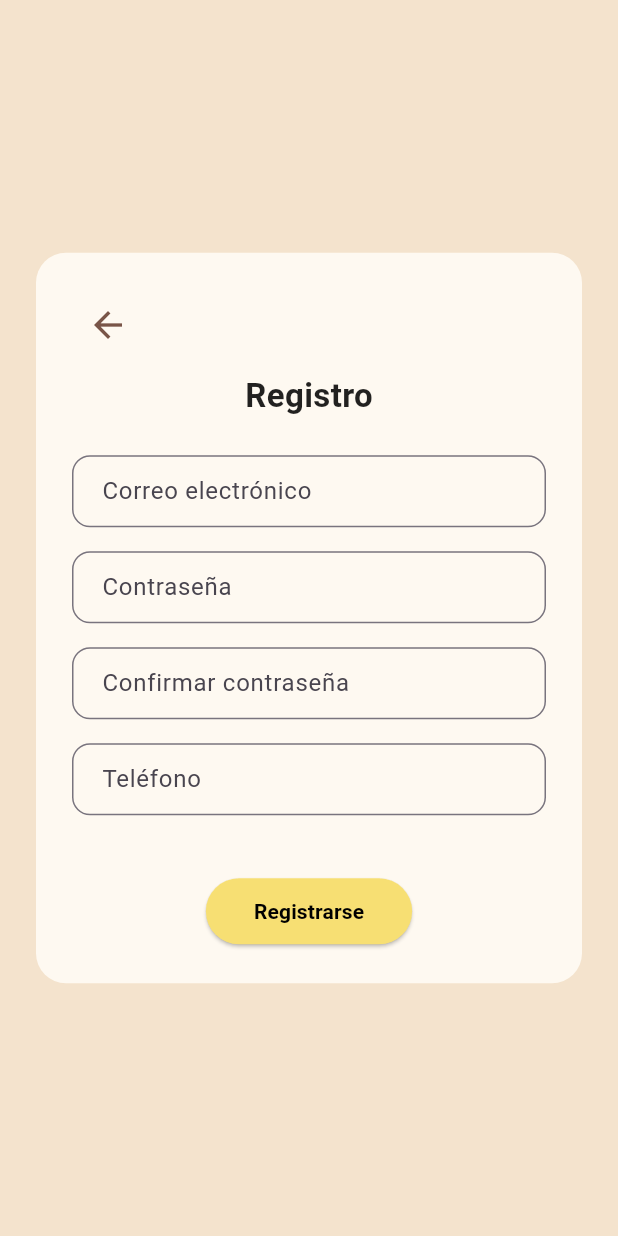
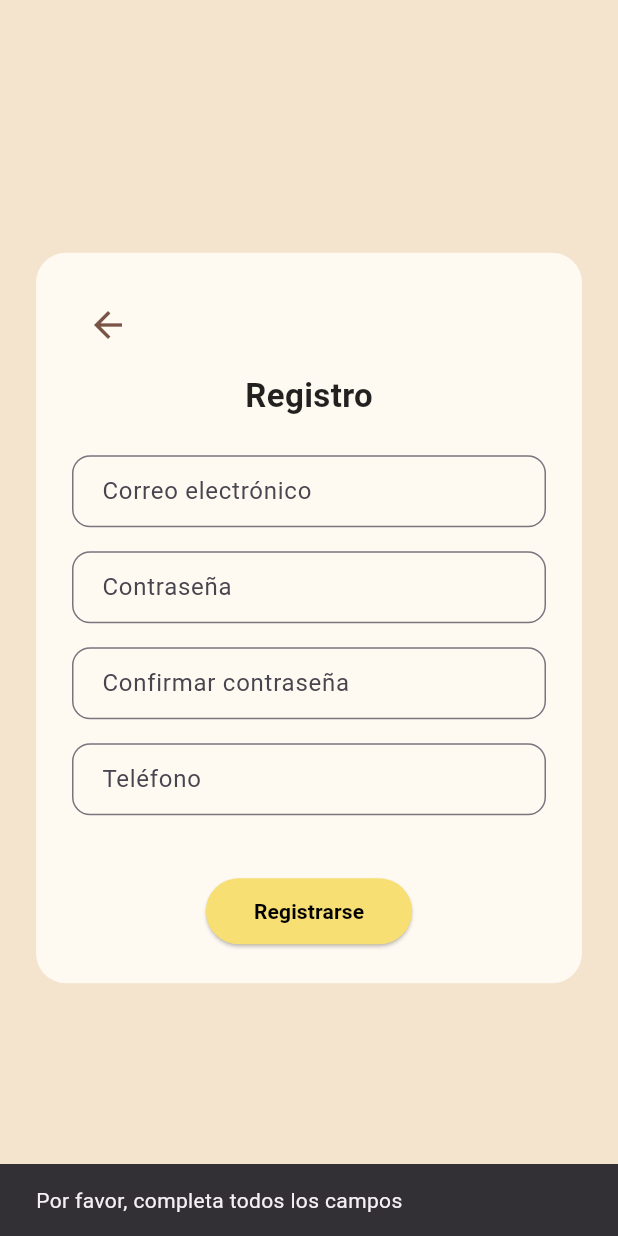
Before and after one commit to Eduardok01/ComuniSafe, a Flutter app: the RegisterView screen opened by its route, after a tap on "Registrarse", on a phone screen of 412 x 824 dp. Run offline on Flutter 3.47's test engine with Material 3 defaults, Android fonts, the phone set to English and light mode, and no system bars.

Commit message:
Actualización register

```diff
--- a/comuni_safe_front/lib/views/login/login_form.dart
+++ b/comuni_safe_front/lib/views/login/login_form.dart
@@ -17,7 +17,7 @@ class _LoginFormState extends State<LoginForm> {
     final email = _emailController.text.trim();
     final password = _passwordController.text;
     final url = Uri.parse(
-        'http://localhost:8080/api/auth/login'); // Ajusta la URL
+        'http://localhost:8080/api/auth/login');
 
     try {
       final response = await http.post(
--- a/comuni_safe_front/lib/views/register/register_view.dart
+++ b/comuni_safe_front/lib/views/register/register_view.dart
@@ -1,4 +1,6 @@
 import 'package:flutter/material.dart';
+import 'package:http/http.dart' as http;
+import 'dart:convert';
 
 class RegisterView extends StatefulWidget {
   const RegisterView({super.key});
@@ -12,6 +14,54 @@ class _RegisterViewState extends State<RegisterView> {
   final TextEditingController passwordController = TextEditingController();
   final TextEditingController confirmPasswordController = TextEditingController();
   final TextEditingController phoneController = TextEditingController();
+
+  Future<void> _register() async {
+    final String email = emailController.text.trim();
+    final String password = passwordController.text;
+    final String confirmPassword = confirmPasswordController.text;
+    final String phone = phoneController.text.trim();
+    if (email.isEmpty || password.isEmpty || confirmPassword.isEmpty || phone.isEmpty) {
+      ScaffoldMessenger.of(context).showSnackBar(
+        const SnackBar(content: Text('Por favor, completa todos los campos')),
+      );
+      return;
+    }
+
+    if (password != confirmPassword) {
+      ScaffoldMessenger.of(context).showSnackBar(
+        const SnackBar(content: Text('Las contraseñas no coinciden')),
+      );
+      return;
+    }
+
+    try {
+      final url = Uri.parse('http://localhost:8080/api/auth/register');
+      final response = await http.post(
+        url,
+        headers: {'Content-Type': 'application/json'},
+        body: jsonEncode({
+          'email': email,
+          'password': password,
+          'phone': phone,
+        }),
+      );
+
+      if (response.statusCode == 200 || response.statusCode == 201) {
+        ScaffoldMessenger.of(context).showSnackBar(
+          const SnackBar(content: Text('Registro exitoso')),
+        );
+        Navigator.pushReplacementNamed(context, 'home'); // Puedes cambiar a 'login' si prefieres
+      } else {
+        ScaffoldMessenger.of(context).showSnackBar(
+          SnackBar(content: Text('Error: ${response.statusCode}')),
+        );
+      }
+    } catch (e) {
+      ScaffoldMessenger.of(context).showSnackBar(
+        SnackBar(content: Text('Error de red: $e')),
+      );
+    }
+  }
 
   @override
   Widget build(BuildContext context) {
@@ -30,7 +80,6 @@ class _RegisterViewState extends State<RegisterView> {
               child: Column(
                 mainAxisSize: MainAxisSize.min,
                 children: [
-                  // Flecha para volver
                   Align(
                     alignment: Alignment.topLeft,
                     child: IconButton(
@@ -38,10 +87,7 @@ class _RegisterViewState extends State<RegisterView> {
                       onPressed: () => Navigator.pop(context),
                     ),
                   ),
-
                   const SizedBox(height: 8),
-
-                  // Título
                   const Text(
                     'Registro',
                     style: TextStyle(
@@ -50,42 +96,16 @@ class _RegisterViewState extends State<RegisterView> {
                       color: Colors.black87,
                     ),
                   ),
-
                   const SizedBox(height: 24),
-
-                  //Correo
                   buildTextField(label: 'Correo electrónico', controller: emailController),
-
-                  //Contraseña
-                  buildTextField(
-                    label: 'Contraseña',
-                    controller: passwordController,
-                    obscureText: true,
-                  ),
-
-                  // Confirmar contraseña
-                  buildTextField(
-                    label: 'Confirmar contraseña',
-                    controller: confirmPasswordController,
-                    obscureText: true,
-                  ),
-
-                  // Teléfono
-                  buildTextField(
-                    label: 'Teléfono',
-                    controller: phoneController,
-                    keyboardType: TextInputType.phone,
-                  ),
-
+                  buildTextField(label: 'Contraseña', controller: passwordController, obscureText: true),
+                  buildTextField(label: 'Confirmar contraseña', controller: confirmPasswordController, obscureText: true),
+                  buildTextField(label: 'Teléfono', controller: phoneController, keyboardType: TextInputType.phone),
                   const SizedBox(height: 24),
-
-                  // Botón Registrarse
                   ElevatedButton(
-                    onPressed: () {
-                      // logica futura
-                    },
+                    onPressed: _register,
                     style: ElevatedButton.styleFrom(
-                      backgroundColor: const Color(0xFFF7DF73), // Amarillo suave
+                      backgroundColor: const Color(0xFFF7DF73),
                       foregroundColor: Colors.black,
                       shape: RoundedRectangleBorder(
                         borderRadius: BorderRadius.circular(30),
```
